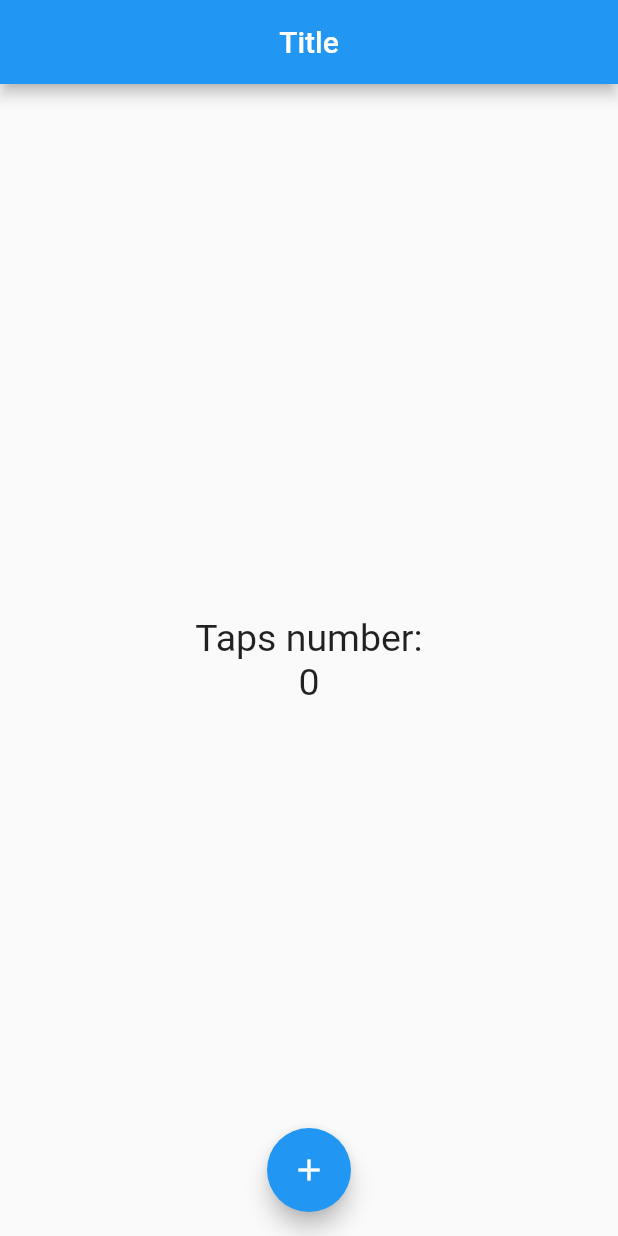
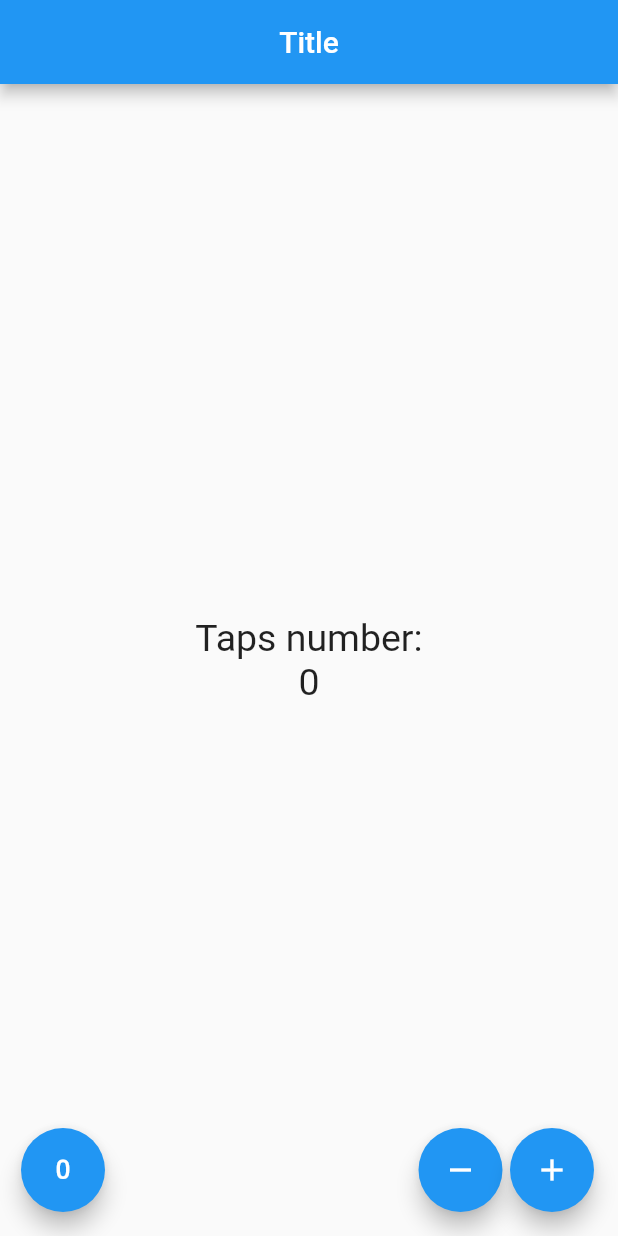
Before and after one commit to jsflor/flutterComponents, a Flutter app: the screen it shows after launch, on a phone screen of 412 x 824 dp. Run offline on Flutter 3.47's test engine with Material 2 defaults, Android fonts, the phone set to English and light mode, and no system bars.

Commit message:
Add, decrement and reset State

```diff
--- a/lib/src/pages/Counter_page.dart
+++ b/lib/src/pages/Counter_page.dart
@@ -25,16 +25,39 @@ class _CounterPageState extends State<CounterPage> {
             ],
           )
       ),
-      floatingActionButton: FloatingActionButton(
-        onPressed: (){
-          _counter++;
-          setState(() {
-
-          });
-        },
-        child: Icon(Icons.add),
-      ),
-      floatingActionButtonLocation: FloatingActionButtonLocation.centerFloat,
+      floatingActionButton: _createButtons(),
     );
   }
+
+  Widget _createButtons() {
+    return Row(
+      mainAxisAlignment: MainAxisAlignment.end,
+      children: <Widget>[
+        SizedBox( width: 30.0 ),
+        FloatingActionButton( child: Icon(Icons.exposure_zero), onPressed: _reset ),
+        Expanded( child: SizedBox() ),
+        FloatingActionButton( child: Icon(Icons.remove), onPressed: _decrement ),
+        SizedBox( width: 5.0 ),
+        FloatingActionButton( child: Icon(Icons.add), onPressed: _add ),
+      ],
+    );
+  }
+
+  void _add(){
+    setState(() {
+      _counter++;
+    });
+  }
+
+  void _decrement(){
+    setState(() {
+      _counter--;
+    });
+  }
+
+  void _reset(){
+    setState(() {
+      _counter = 0;
+    });
+  }
 }
```
